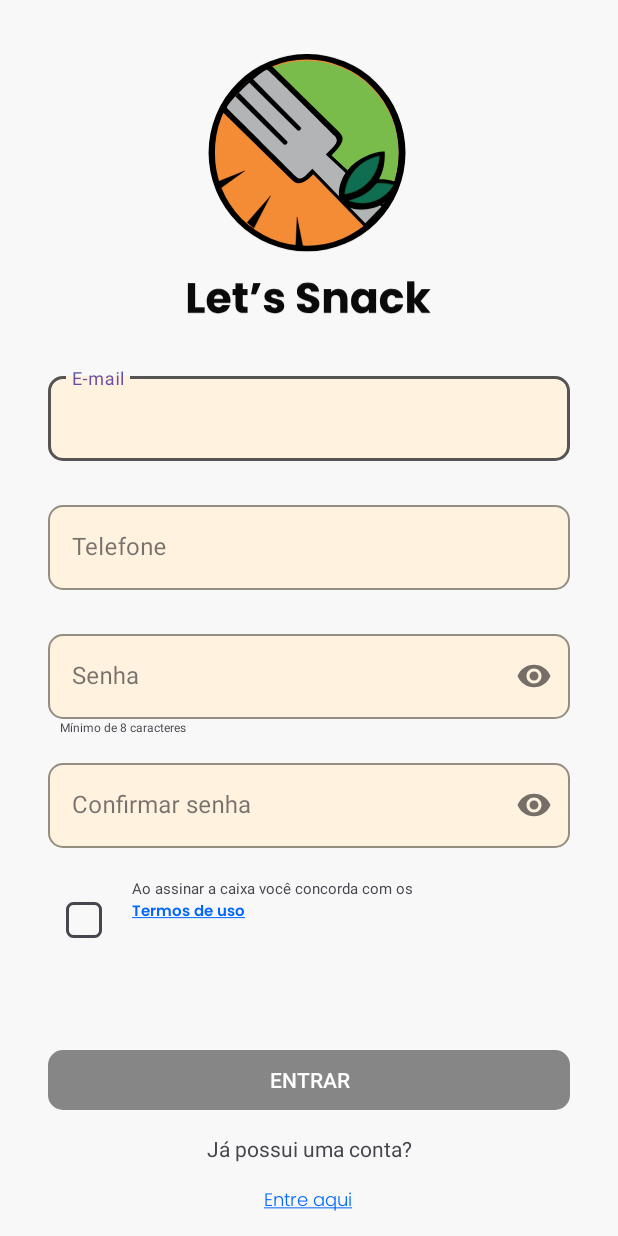
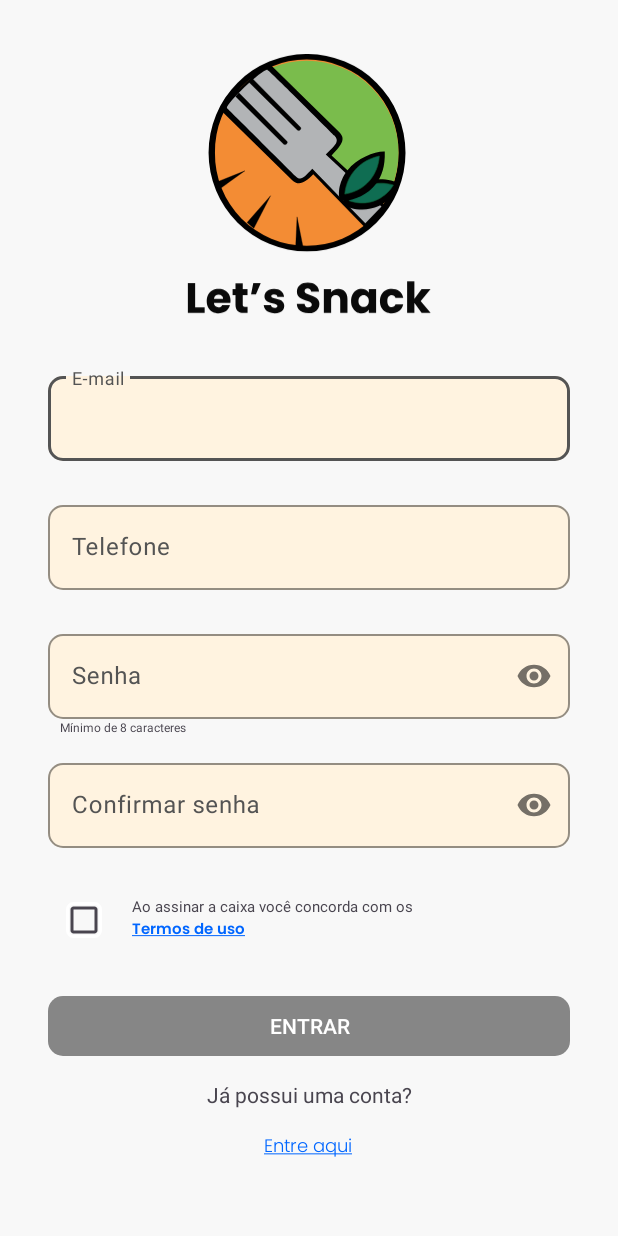
Before and after one commit to Let-s-Snack/Mobile, an Android app: the layout activity_register.xml on its own in the app's theme, with its tools: preview values and no code run, on a phone screen of 412 x 824 dp. Run offline under Robolectric (Android 15) with nearby library versions, the phone set to English and light mode, and no system bars.

Commit message:
arrumando os inputs da telas e adicionando interação na tela de login

```diff
--- a/app/src/main/AndroidManifest.xml
+++ b/app/src/main/AndroidManifest.xml
@@ -15,13 +15,16 @@
         android:theme="@style/Theme.LetsSnack"
         tools:targetApi="31">
         <activity
+            android:name=".PersonDataRegisterActivity"
+            android:exported="false" />
+        <activity
             android:name=".LoginActivity"
             android:exported="false"
-            android:screenOrientation="locked"/>
+            android:screenOrientation="locked" />
         <activity
             android:name=".RegisterActivity"
             android:exported="false"
-            android:screenOrientation="locked"/>
+            android:screenOrientation="locked" />
         <activity
             android:name=".ExampleImplementation"
             android:exported="false" />
--- a/app/src/main/java/com/example/lets_snack/LoginActivity.java
+++ b/app/src/main/java/com/example/lets_snack/LoginActivity.java
@@ -2,6 +2,7 @@ package com.example.lets_snack;
 
 import androidx.appcompat.app.AppCompatActivity;
 
+import android.content.Intent;
 import android.os.Bundle;
 import android.text.Editable;
 import android.text.TextWatcher;
@@ -21,6 +22,7 @@ public class LoginActivity extends AppCompatActivity {
         // TextWatchers para os dois campos de input
         binding.emailInput.addTextChangedListener(loginTextWatcher);
         binding.passwordInput.addTextChangedListener(loginTextWatcher);
+        binding.registerText.setOnClickListener(view -> openScreen());
     }
 
     private final TextWatcher loginTextWatcher = new TextWatcher() {
@@ -45,9 +47,12 @@ public class LoginActivity extends AppCompatActivity {
     private void validateInputs() {
         String emailInput = binding.emailInput.getText().toString().trim();
         String passwordInput = binding.passwordInput.getText().toString().trim();
-
         // Ativa o botão se ambos os campos estiverem preenchidos
         binding.loginEnter.setEnabled(!emailInput.isEmpty() && !passwordInput.isEmpty());
     }
 
+    private void openScreen() {
+        Intent intent = new Intent(this, RegisterActivity.class);
+        startActivity(intent);
+    }
 }
--- a/app/src/main/java/com/example/lets_snack/SplashScreen.java
+++ b/app/src/main/java/com/example/lets_snack/SplashScreen.java
@@ -32,7 +32,7 @@ public class SplashScreen extends AppCompatActivity {
         }, 3000);
     }
     public void openScreen(){
-        Intent intent = new Intent(this, RegisterActivity.class);
+        Intent intent = new Intent(this, LoginActivity.class);
         startActivity(intent);
     }
 }
--- /dev/null
+++ b/app/src/main/res/drawable/cursor_drawable.xml
@@ -0,0 +1,4 @@
+<shape xmlns:android="http://schemas.android.com/apk/res/android">
+    <size android:width="2dp"/> <!-- Defina a espessura do cursor -->
+    <solid android:color="@color/cinza"/> <!-- Cor do cursor -->
+</shape>
--- a/app/src/main/res/layout/activity_login.xml
+++ b/app/src/main/res/layout/activity_login.xml
@@ -34,17 +34,10 @@
 
     <com.google.android.material.textfield.TextInputLayout
         android:id="@+id/textInputLayout"
-        style="@style/Widget.MaterialComponents.TextInputLayout.OutlinedBox"
         android:layout_width="0dp"
         android:layout_height="wrap_content"
         android:layout_marginTop="32dp"
-        app:boxBackgroundMode="outline"
-        app:boxStrokeColor="@color/cinza"
-        app:boxBackgroundColor="@color/laranja_pastel"
-        app:boxCornerRadiusTopStart="10dp"
-        app:boxCornerRadiusTopEnd="10dp"
-        app:boxCornerRadiusBottomStart="10dp"
-        app:boxCornerRadiusBottomEnd="10dp"
+        style="@style/CustomTextInputTheme"
         app:layout_constraintEnd_toStartOf="@+id/guideline"
         app:layout_constraintStart_toStartOf="@+id/guideline2"
         app:layout_constraintTop_toBottomOf="@+id/imageView"
@@ -62,17 +55,10 @@
 
     <com.google.android.material.textfield.TextInputLayout
         android:id="@+id/textInputLayout2"
-        style="@style/Widget.MaterialComponents.TextInputLayout.OutlinedBox"
+        style="@style/CustomTextInputTheme"
         android:layout_width="0dp"
         android:layout_height="wrap_content"
         android:layout_marginTop="24dp"
-        app:boxBackgroundMode="outline"
-        app:boxStrokeColor="@color/cinza"
-        app:boxBackgroundColor="@color/laranja_pastel"
-        app:boxCornerRadiusTopStart="10dp"
-        app:boxCornerRadiusTopEnd="10dp"
-        app:boxCornerRadiusBottomStart="10dp"
-        app:boxCornerRadiusBottomEnd="10dp"
         app:layout_constraintEnd_toStartOf="@+id/guideline"
         app:layout_constraintHorizontal_bias="0.0"
         app:layout_constraintStart_toStartOf="@+id/guideline2"
--- a/app/src/main/res/layout/activity_register.xml
+++ b/app/src/main/res/layout/activity_register.xml
@@ -59,17 +59,10 @@
 
     <com.google.android.material.textfield.TextInputLayout
         android:id="@+id/textInputLayout"
-        style="@style/Widget.MaterialComponents.TextInputLayout.OutlinedBox"
+        style="@style/CustomTextInputTheme"
         android:layout_width="0dp"
         android:layout_height="wrap_content"
         android:layout_marginTop="32dp"
-        app:boxBackgroundMode="outline"
-        app:boxStrokeColor="@color/cinza"
-        app:boxBackgroundColor="@color/laranja_pastel"
-        app:boxCornerRadiusTopStart="10dp"
-        app:boxCornerRadiusTopEnd="10dp"
-        app:boxCornerRadiusBottomStart="10dp"
-        app:boxCornerRadiusBottomEnd="10dp"
         app:layout_constraintEnd_toStartOf="@+id/guideline"
         app:layout_constraintStart_toStartOf="@+id/guideline2"
         app:layout_constraintTop_toBottomOf="@+id/imageView">
@@ -85,17 +78,10 @@
 
     <com.google.android.material.textfield.TextInputLayout
         android:id="@+id/textInputLayout3"
-        style="@style/Widget.MaterialComponents.TextInputLayout.OutlinedBox"
+        style="@style/CustomTextInputTheme"
         android:layout_width="0dp"
         android:layout_height="wrap_content"
         android:layout_marginTop="24dp"
-        app:boxBackgroundMode="outline"
-        app:boxStrokeColor="@color/cinza"
-        app:boxBackgroundColor="@color/laranja_pastel"
-        app:boxCornerRadiusTopStart="10dp"
-        app:boxCornerRadiusTopEnd="10dp"
-        app:boxCornerRadiusBottomStart="10dp"
-        app:boxCornerRadiusBottomEnd="10dp"
         app:layout_constraintEnd_toStartOf="@+id/guideline"
         app:layout_constraintStart_toStartOf="@+id/guideline2"
         app:layout_constraintTop_toBottomOf="@+id/textInputLayout">
@@ -110,17 +96,10 @@
 
     <com.google.android.material.textfield.TextInputLayout
         android:id="@+id/textInputLayout4"
-        style="@style/Widget.MaterialComponents.TextInputLayout.OutlinedBox"
+        style="@style/CustomTextInputTheme"
         android:layout_width="0dp"
         android:layout_height="wrap_content"
         android:layout_marginTop="24dp"
-        app:boxBackgroundMode="outline"
-        app:boxStrokeColor="@color/cinza"
-        app:boxBackgroundColor="@color/laranja_pastel"
-        app:boxCornerRadiusTopStart="10dp"
-        app:boxCornerRadiusTopEnd="10dp"
-        app:boxCornerRadiusBottomStart="10dp"
-        app:boxCornerRadiusBottomEnd="10dp"
         app:layout_constraintEnd_toStartOf="@+id/guideline"
         app:layout_constraintStart_toStartOf="@+id/guideline2"
         app:layout_constraintTop_toBottomOf="@+id/textInputLayout3"
@@ -137,17 +116,10 @@
 
     <com.google.android.material.textfield.TextInputLayout
         android:id="@+id/textInputLayout5"
-        style="@style/Widget.MaterialComponents.TextInputLayout.OutlinedBox"
+        style="@style/CustomTextInputTheme"
         android:layout_width="0dp"
         android:layout_height="wrap_content"
         android:layout_marginTop="24dp"
-        app:boxBackgroundMode="outline"
-        app:boxStrokeColor="@color/cinza"
-        app:boxBackgroundColor="@color/laranja_pastel"
-        app:boxCornerRadiusTopStart="10dp"
-        app:boxCornerRadiusTopEnd="10dp"
-        app:boxCornerRadiusBottomStart="10dp"
-        app:boxCornerRadiusBottomEnd="10dp"
         app:layout_constraintEnd_toStartOf="@+id/guideline"
         app:layout_constraintStart_toStartOf="@+id/guideline2"
         app:layout_constraintTop_toBottomOf="@+id/textInputLayout4"
@@ -167,21 +139,23 @@
         android:id="@+id/login_enter"
         android:layout_width="0dp"
         android:layout_height="40dp"
+        android:layout_marginTop="16dp"
         android:layout_marginBottom="84dp"
         android:background="@drawable/background_principal_button_selector"
         android:enabled="false"
         android:text="Entrar"
+        android:textColor="@color/white"
         app:layout_constraintBottom_toBottomOf="parent"
         app:layout_constraintEnd_toStartOf="@+id/guideline"
         app:layout_constraintStart_toStartOf="@+id/guideline2"
-        android:textColor="@color/white"/>
+        app:layout_constraintTop_toBottomOf="@+id/textView" />
 
     <CheckBox
         android:id="@+id/checkBox"
         android:layout_width="0dp"
         android:layout_height="wrap_content"
         android:layout_marginTop="24dp"
-        android:button="@drawable/checkbox"
+        app:buttonIcon="@drawable/checkbox"
         app:layout_constraintStart_toStartOf="@+id/guideline2"
         app:layout_constraintTop_toBottomOf="@+id/textInputLayout5" />
 
@@ -200,7 +174,7 @@
         android:layout_width="wrap_content"
         android:layout_height="wrap_content"
         android:layout_marginStart="8dp"
-        android:layout_marginTop="20dp"
+        android:layout_marginTop="32dp"
         android:text="Ao assinar a caixa você concorda com os"
         android:textSize="10dp"
         app:layout_constraintStart_toEndOf="@+id/checkBox"
--- a/app/src/main/res/values-night/themes.xml
+++ b/app/src/main/res/values-night/themes.xml
@@ -11,5 +11,20 @@
             @color/transparente
         </item>
     </style>
-
+    <style name="CustomTextInputTheme" parent="Theme.MaterialComponents.DayNight.NoActionBar">
+        <!-- Defina aqui a cor desejada para o accent -->
+        <item name="colorAccent">@color/cinza</item>
+        <item name="hintTextColor">@color/cinza</item>
+        <item name="android:textColorHint">@color/cinza</item>
+        <item name="boxStrokeColor">@color/cinza</item>
+        <!-- Defina aqui a cor de fundo -->
+        <item name="boxBackgroundColor">@color/laranja_pastel</item>
+        <!-- Defina aqui o raio do canto -->
+        <item name="boxCornerRadiusTopStart">10dp</item>
+        <item name="android:textCursorDrawable">@drawable/cursor_drawable</item>
+        <item name="cursorColor">@color/cinza</item>
+        <item name="boxCornerRadiusTopEnd">10dp</item>
+        <item name="boxCornerRadiusBottomStart">10dp</item>
+        <item name="boxCornerRadiusBottomEnd">10dp</item>
+    </style>
 </resources>
--- a/app/src/main/res/values/themes.xml
+++ b/app/src/main/res/values/themes.xml
@@ -11,6 +11,22 @@
             @color/transparente
         </item>
     </style>
+    <style name="CustomTextInputTheme" parent="Theme.MaterialComponents.DayNight.NoActionBar">
+        <!-- Defina aqui a cor desejada para o accent -->
+        <item name="colorAccent">@color/cinza</item>
+        <item name="hintTextColor">@color/cinza</item>
+        <item name="android:textColorHint">@color/cinza</item>
 
+        <item name="boxStrokeColor">@color/cinza</item>
+        <!-- Defina aqui a cor de fundo -->
+        <item name="boxBackgroundColor">@color/laranja_pastel</item>
+        <!-- Defina aqui o raio do canto -->
+        <item name="boxCornerRadiusTopStart">10dp</item>
+        <item name="boxCornerRadiusTopEnd">10dp</item>
+        <item name="android:textCursorDrawable">@drawable/cursor_drawable</item>
+        <item name="cursorColor">@color/cinza</item>
+        <item name="boxCornerRadiusBottomStart">10dp</item>
+        <item name="boxCornerRadiusBottomEnd">10dp</item>
+    </style>
     <style name="Theme.LetsSnack" parent="Base.Theme.LetsSnack" />
 </resources>
```
